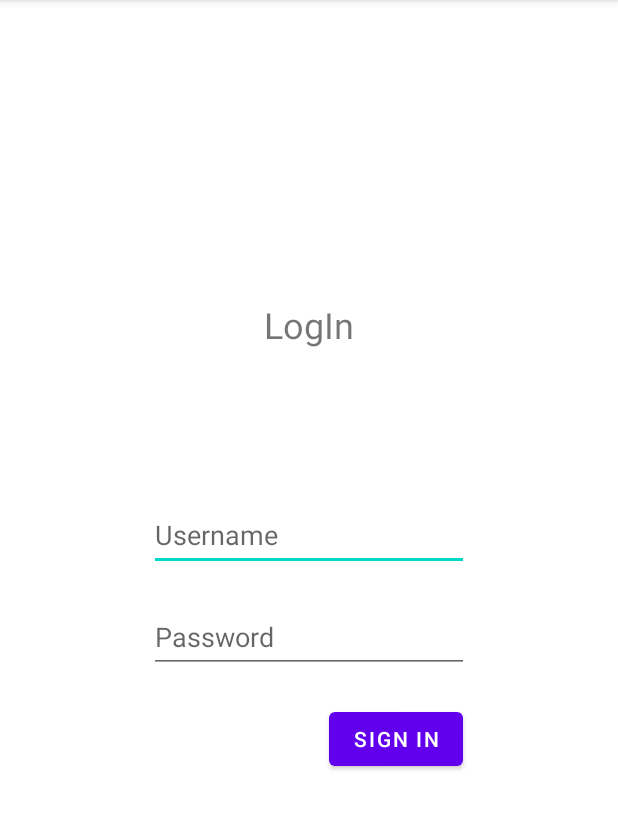
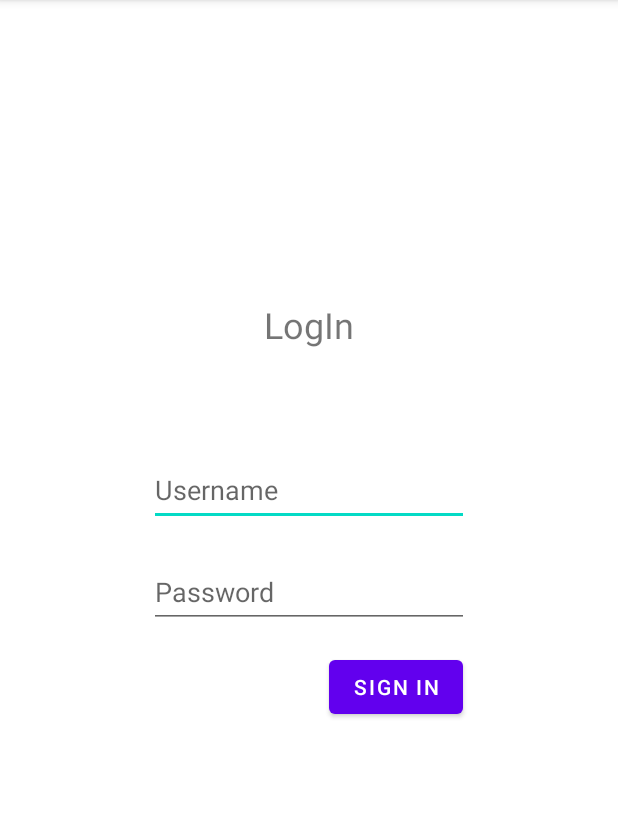
Before and after one commit to BartomeuHeer/Projecte_Frontend_Android, an Android app: the LoginActivity screen opened directly, with no data from a screen before it, on a phone screen of 412 x 824 dp, the part 84-914 px from its top. Run offline under Robolectric (Android 15) with nearby library versions, the light colour scheme and no system bars.

Commit message:
layout login

```diff
--- a/app/src/main/res/layout/activity_login.xml
+++ b/app/src/main/res/layout/activity_login.xml
@@ -21,7 +21,7 @@
         android:id="@+id/username"
         android:layout_width="wrap_content"
         android:layout_height="wrap_content"
-        android:layout_marginTop="100dp"
+        android:layout_marginTop="70dp"
         android:ems="10"
         android:hint="@string/username"
         android:inputType="textPersonName"
@@ -47,7 +47,7 @@
         android:id="@+id/accept"
         android:layout_width="wrap_content"
         android:layout_height="wrap_content"
-        android:layout_marginTop="20dp"
+        android:layout_marginTop="15dp"
         android:text="@string/sign_in"
         app:layout_constraintBottom_toBottomOf="parent"
         app:layout_constraintEnd_toEndOf="parent"
```
